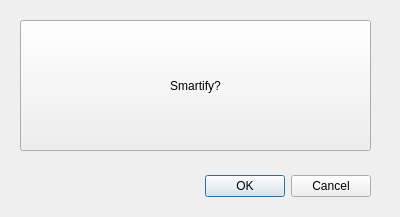
Old version of the form smarty/smarty_dialog_base.ui in the repository smarty/qgis-plugin.
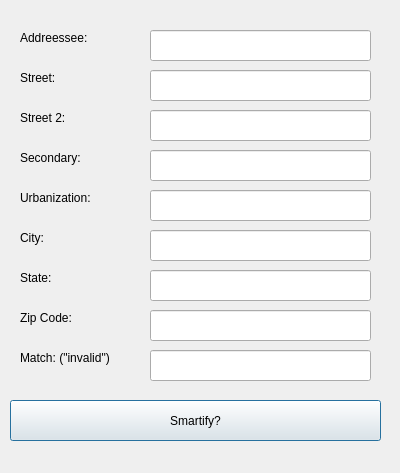
New version of the form.

Commit message: Changed input form

```diff
--- a/smarty/smarty_dialog_base.ui
+++ b/smarty/smarty_dialog_base.ui
@@ -7,41 +7,232 @@
     <x>0</x>
     <y>0</y>
     <width>400</width>
-    <height>217</height>
+    <height>473</height>
    </rect>
   </property>
   <property name="windowTitle">
    <string>Smarty</string>
   </property>
-  <widget class="QDialogButtonBox" name="button_box">
-   <property name="geometry">
-    <rect>
-     <x>30</x>
-     <y>170</y>
-     <width>341</width>
-     <height>32</height>
-    </rect>
-   </property>
-   <property name="orientation">
-    <enum>Qt::Horizontal</enum>
-   </property>
-   <property name="standardButtons">
-    <set>QDialogButtonBox::Cancel|QDialogButtonBox::Ok</set>
-   </property>
-  </widget>
   <widget class="QPushButton" name="pushButton">
    <property name="geometry">
     <rect>
-     <x>20</x>
-     <y>20</y>
-     <width>351</width>
-     <height>131</height>
+     <x>10</x>
+     <y>400</y>
+     <width>371</width>
+     <height>41</height>
     </rect>
    </property>
    <property name="text">
     <string>Smartify?</string>
    </property>
   </widget>
+  <widget class="QLabel" name="label">
+   <property name="geometry">
+    <rect>
+     <x>20</x>
+     <y>30</y>
+     <width>101</width>
+     <height>16</height>
+    </rect>
+   </property>
+   <property name="text">
+    <string>Addreessee:</string>
+   </property>
+  </widget>
+  <widget class="QLabel" name="label_2">
+   <property name="geometry">
+    <rect>
+     <x>20</x>
+     <y>70</y>
+     <width>101</width>
+     <height>16</height>
+    </rect>
+   </property>
+   <property name="text">
+    <string>Street:</string>
+   </property>
+  </widget>
+  <widget class="QLabel" name="label_3">
+   <property name="geometry">
+    <rect>
+     <x>20</x>
+     <y>110</y>
+     <width>101</width>
+     <height>16</height>
+    </rect>
+   </property>
+   <property name="text">
+    <string>Street 2:</string>
+   </property>
+  </widget>
+  <widget class="QLabel" name="label_4">
+   <property name="geometry">
+    <rect>
+     <x>20</x>
+     <y>150</y>
+     <width>101</width>
+     <height>16</height>
+    </rect>
+   </property>
+   <property name="text">
+    <string>Secondary:</string>
+   </property>
+  </widget>
+  <widget class="QLabel" name="label_5">
+   <property name="geometry">
+    <rect>
+     <x>20</x>
+     <y>190</y>
+     <width>101</width>
+     <height>16</height>
+    </rect>
+   </property>
+   <property name="text">
+    <string>Urbanization:</string>
+   </property>
+  </widget>
+  <widget class="QLabel" name="label_6">
+   <property name="geometry">
+    <rect>
+     <x>20</x>
+     <y>230</y>
+     <width>101</width>
+     <height>16</height>
+    </rect>
+   </property>
+   <property name="text">
+    <string>City:</string>
+   </property>
+  </widget>
+  <widget class="QLabel" name="label_7">
+   <property name="geometry">
+    <rect>
+     <x>20</x>
+     <y>270</y>
+     <width>101</width>
+     <height>16</height>
+    </rect>
+   </property>
+   <property name="text">
+    <string>State:</string>
+   </property>
+  </widget>
+  <widget class="QLabel" name="label_8">
+   <property name="geometry">
+    <rect>
+     <x>20</x>
+     <y>310</y>
+     <width>101</width>
+     <height>16</height>
+    </rect>
+   </property>
+   <property name="text">
+    <string>Zip Code:</string>
+   </property>
+  </widget>
+  <widget class="QLabel" name="label_10">
+   <property name="geometry">
+    <rect>
+     <x>20</x>
+     <y>350</y>
+     <width>111</width>
+     <height>16</height>
+    </rect>
+   </property>
+   <property name="text">
+    <string>Match: (&quot;invalid&quot;)</string>
+   </property>
+  </widget>
+  <widget class="QLineEdit" name="city">
+   <property name="geometry">
+    <rect>
+     <x>150</x>
+     <y>230</y>
+     <width>221</width>
+     <height>31</height>
+    </rect>
+   </property>
+  </widget>
+  <widget class="QLineEdit" name="state">
+   <property name="geometry">
+    <rect>
+     <x>150</x>
+     <y>270</y>
+     <width>221</width>
+     <height>31</height>
+    </rect>
+   </property>
+  </widget>
+  <widget class="QLineEdit" name="zipcode">
+   <property name="geometry">
+    <rect>
+     <x>150</x>
+     <y>310</y>
+     <width>221</width>
+     <height>31</height>
+    </rect>
+   </property>
+  </widget>
+  <widget class="QLineEdit" name="match">
+   <property name="geometry">
+    <rect>
+     <x>150</x>
+     <y>350</y>
+     <width>221</width>
+     <height>31</height>
+    </rect>
+   </property>
+  </widget>
+  <widget class="QLineEdit" name="addressee">
+   <property name="geometry">
+    <rect>
+     <x>150</x>
+     <y>30</y>
+     <width>221</width>
+     <height>31</height>
+    </rect>
+   </property>
+  </widget>
+  <widget class="QLineEdit" name="street">
+   <property name="geometry">
+    <rect>
+     <x>150</x>
+     <y>70</y>
+     <width>221</width>
+     <height>31</height>
+    </rect>
+   </property>
+  </widget>
+  <widget class="QLineEdit" name="street2">
+   <property name="geometry">
+    <rect>
+     <x>150</x>
+     <y>110</y>
+     <width>221</width>
+     <height>31</height>
+    </rect>
+   </property>
+  </widget>
+  <widget class="QLineEdit" name="secondary">
+   <property name="geometry">
+    <rect>
+     <x>150</x>
+     <y>150</y>
+     <width>221</width>
+     <height>31</height>
+    </rect>
+   </property>
+  </widget>
+  <widget class="QLineEdit" name="urbanization">
+   <property name="geometry">
+    <rect>
+     <x>150</x>
+     <y>190</y>
+     <width>221</width>
+     <height>31</height>
+    </rect>
+   </property>
+  </widget>
  </widget>
  <resources/>
  <connections>
```
Left out of the diff: 35 changed lines with no effect on the pictures. The commit also changes 2 other files.
